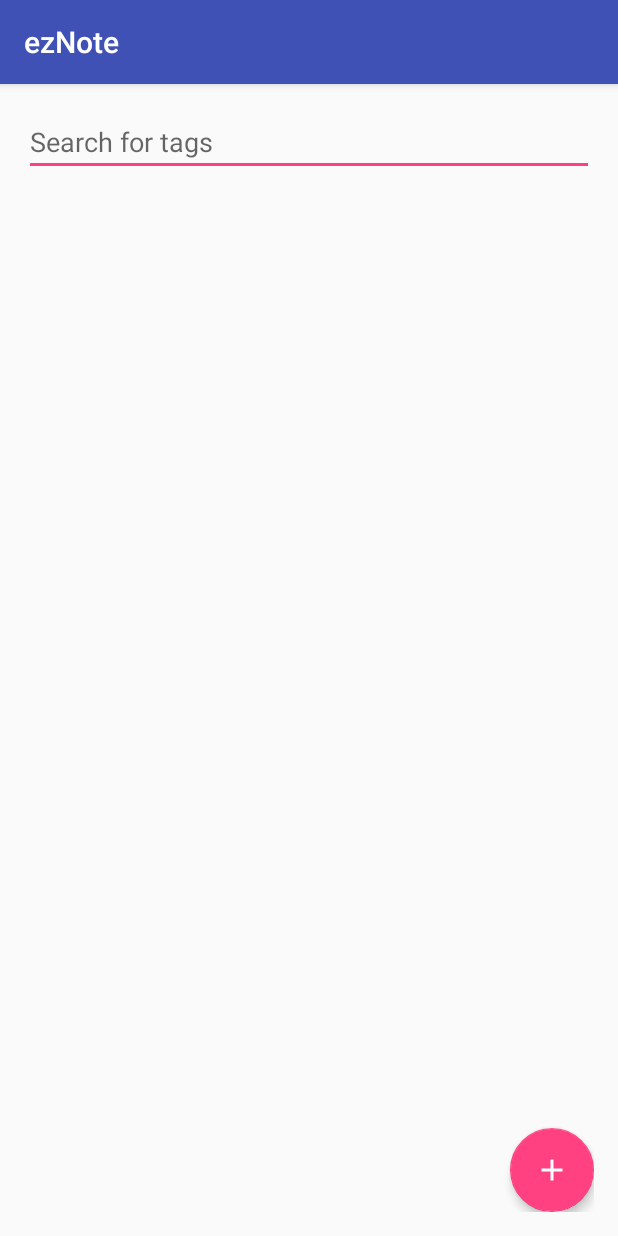
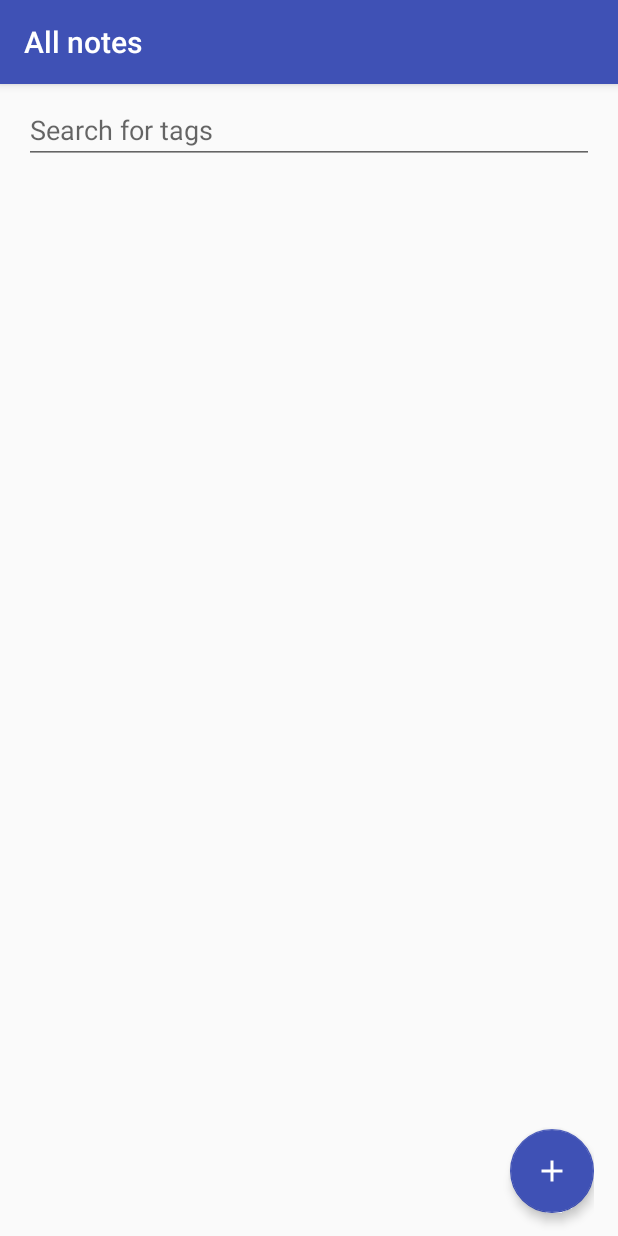
Before and after one commit to Shlx/ezNote, an Android app: the screen it shows after launch (NoteListActivity), on a phone screen of 412 x 824 dp. Run offline under Robolectric (Android 15) with nearby library versions, the phone set to English and light mode, and no system bars.

Commit message:
Changes to a lot of stuff
- "Search for tags" hint now disappears when the text field is selected
(TODO: Deselect when the user hides the keyboard
- Changed activity's title when searching for tags (e.g. number of
results)
- Remade getFormattedDate(): now returns a date on notes older than a
day, and a time on more recent notes
- Now only allows long click on list items that aren't long clicked yet
- Hides the date when the X to delete a note is shown (after long
click), show the date again after the X disappears
- Overloaded getNotesTaggedWith(String tag) so a single tag can be
searched more easily. If there is no list of notes passed as an
argument, search within all notes
- Redid access to the SharedPreferences editor. Now there is a commit
for every edit
- Increased size of the delete button
- Changed the look of some contentviews
- Set accent color to another hue of blue
- New dimens constants for a small and large margin

```diff
--- a/app/src/main/java/marvin/ezNote/activity/NoteListActivity.java
+++ b/app/src/main/java/marvin/ezNote/activity/NoteListActivity.java
@@ -13,6 +13,7 @@ import android.widget.ListView;
 import java.util.Arrays;
 import java.util.List;
 
+import marvin.ezNote.ezNote;
 import marvin.ezNote.note.NoteAdapter;
 import marvin.ezNote.R;
 import marvin.ezNote.note.Note;
@@ -29,7 +30,7 @@ public class NoteListActivity extends AppCompatActivity {
     ListView listViewNotes;
     NoteAdapter noteAdapter;
 
-    public List<Note> allNotes;
+    public static List<Note> allNotes;
 
     @Override
     public void onCreate(Bundle savedInstanceState) {
@@ -39,8 +40,20 @@ public class NoteListActivity extends AppCompatActivity {
         noteHandler = new NoteHandler(this);
         //noteHandler.delete(); // Delete EVERYTHING
 
+        setTitle("All notes");
+
         editTextSearchTags = (EditText) findViewById(R.id.editTextSearchTags);
         addTagTextWatcher();
+        editTextSearchTags.setOnFocusChangeListener(new View.OnFocusChangeListener() {
+            @Override
+            public void onFocusChange(View v, boolean hasFocus) {
+                if (hasFocus){
+                    editTextSearchTags.setHint("");
+                } else {
+                    editTextSearchTags.setHint(ezNote.getContext().getResources().getString(R.string.search_for_tags));
+                }
+            }
+        });
         listViewNotes = (ListView) findViewById(R.id.listViewNotes);
 
     }
@@ -48,7 +61,10 @@ public class NoteListActivity extends AppCompatActivity {
     @Override
     public void onResume() {
         super.onResume();
+        allNotes = noteHandler.getAllNotes();
         getWindow().setSoftInputMode(WindowManager.LayoutParams.SOFT_INPUT_STATE_HIDDEN);
+        View current = getCurrentFocus();
+        if (current != null) current.clearFocus();
         showAllNotes();
         editTextSearchTags.setText("");
     }
@@ -61,7 +77,6 @@ public class NoteListActivity extends AppCompatActivity {
     }
 
     private void showAllNotes() {
-        allNotes = noteHandler.getAllNotes();
         showNotes(allNotes);
     }
 
@@ -84,8 +99,11 @@ public class NoteListActivity extends AppCompatActivity {
             public void onTextChanged(CharSequence s, int start, int before, int count) {
                 if (s.length() > 0) {
                     showTaggedNotes(s.toString());
+                    int tagCount = noteHandler.getNotesTaggedWith(s.toString()).size();
+                    setTitle("Tagged with \"" + s + "\" (" + tagCount + ")");
                 } else {
                     showAllNotes();
+                    setTitle("All notes");
                 }
             }
 
--- a/app/src/main/java/marvin/ezNote/note/NotePrefs.java
+++ b/app/src/main/java/marvin/ezNote/note/NotePrefs.java
@@ -33,11 +33,10 @@ class NotePrefs {
         if (settings == null) {
             settings = ctx.getSharedPreferences(PREFS_NAME, Context.MODE_PRIVATE);
         }
-
-        editor = settings.edit();
     }
 
     public void delete() {
+        editor = settings.edit();
         if (!editor.clear().commit()) {
             throw new RuntimeException("Could not clear the editor");
         }
@@ -55,6 +54,7 @@ class NotePrefs {
 
     /** Updates the ID, Note HashMap */
     private void updateNotes(HashMap<Integer, Note> idToNote) {
+        editor = settings.edit();
         if (!editor.putString(ALL_NOTES, gson.toJson(idToNote)).commit()) {
             throw new RuntimeException("Could not write notes to preferences");
         }
@@ -102,6 +102,7 @@ class NotePrefs {
     /** Increase the current ID and return it */
     private int nextId() {
         int nextId = getCurrentId() + 1;
+        editor = settings.edit();
         if (!editor.putString(CURRENT_ID, gson.toJson(nextId)).commit()) {
             throw new RuntimeException("Could not write current ID to preferences");
         }
@@ -125,6 +126,7 @@ class NotePrefs {
 
     /** Save all tags */
     private void updateTagCounts(HashMap<String, Integer> tagToCount) {
+        editor = settings.edit();
         if (!editor.putString(ALL_TAGS, gson.toJson(tagToCount)).commit()) {
             throw new RuntimeException("Could not write tag counts");
         }
--- a/app/src/main/res/layout/contentview_note_list.xml
+++ b/app/src/main/res/layout/contentview_note_list.xml
@@ -4,15 +4,27 @@
     xmlns:app="http://schemas.android.com/apk/res-auto"
     android:layout_width="match_parent"
     android:layout_height="match_parent"
-    android:padding="@dimen/activity_vertical_margin"
-    tools:context="marvin.ezNote.activity.NoteListActivity">
+    android:paddingLeft="@dimen/large_margin"
+    android:paddingRight="@dimen/large_margin"
+    android:paddingTop="@dimen/small_margin"
+    tools:context="marvin.ezNote.activity.NoteListActivity"
+    android:focusable="true"
+    android:focusableInTouchMode="true">
 
-    <EditText
-        android:id="@+id/editTextSearchTags"
+    <LinearLayout
         android:layout_width="match_parent"
-        android:layout_height="wrap_content"
-        android:hint="@string/search_for_tags"
-        android:inputType="textNoSuggestions" />
+        android:layout_height="match_parent"
+        android:orientation="horizontal">
+
+        <EditText
+            android:id="@+id/editTextSearchTags"
+            android:layout_width="match_parent"
+            android:layout_height="wrap_content"
+            android:hint="@string/search_for_tags"
+            android:inputType="textNoSuggestions"
+            android:cursorVisible="false" />
+
+    </LinearLayout>
 
     <android.support.design.widget.FloatingActionButton
         android:id="@+id/myFAB"
@@ -23,15 +35,28 @@
         app:elevation="4dp"
         android:layout_alignParentBottom="true"
         android:layout_alignParentRight="true"
-        android:layout_alignParentEnd="true" />
+        android:layout_marginBottom="15dp" />
+
+    <!-- Horrible hack -->
+
+    <Space
+        android:id="@+id/spaceAboveList"
+        android:layout_width="match_parent"
+        android:layout_height="50dp" />
 
     <ListView
         android:id="@+id/listViewNotes"
         android:layout_width="match_parent"
         android:layout_height="match_parent"
+        android:paddingLeft="@dimen/small_margin"
+        android:paddingRight="@dimen/small_margin"
+        android:scrollbars="none"
+        android:divider="@null"
+        android:dividerHeight="0dp"
+        android:listSelector="@android:color/transparent"
+        android:overScrollMode="never"
         android:layout_alignParentLeft="true"
         android:layout_alignParentStart="true"
-        android:layout_below="@+id/editTextSearchTags"
-        android:layout_marginTop="28dp" />
+        android:layout_below="@+id/spaceAboveList" />
 
 </RelativeLayout>
--- a/app/src/main/res/layout/contentview_view_note.xml
+++ b/app/src/main/res/layout/contentview_view_note.xml
@@ -7,7 +7,7 @@
     <RelativeLayout
         android:layout_width="match_parent"
         android:layout_height="match_parent"
-        android:padding="@dimen/activity_vertical_margin" >
+        android:padding="@dimen/small_margin" >
 
         <EditText
             android:id="@+id/editTextNoteTitle"
--- a/app/src/main/res/values/colors.xml
+++ b/app/src/main/res/values/colors.xml
@@ -2,5 +2,6 @@
 <resources>
     <color name="colorPrimary">#3F51B5</color>
     <color name="colorPrimaryDark">#303F9F</color>
-    <color name="colorAccent">#FF4081</color>
+    <color name="colorAccent">#3F51B5</color>
+    <!-- #FF4081 -->
 </resources>
--- a/app/src/main/res/values/dimens.xml
+++ b/app/src/main/res/values/dimens.xml
@@ -1,5 +1,5 @@
 <resources>
     <!-- Default screen margins, per the Android Design guidelines. -->
-    <dimen name="activity_horizontal_margin">16dp</dimen>
-    <dimen name="activity_vertical_margin">16dp</dimen>
+    <dimen name="large_margin">16dp</dimen>
+    <dimen name="small_margin">8dp</dimen>
 </resources>
```
Also changed, not shown: app/src/main/java/marvin/ezNote/activity/ViewNoteActivity.java (+5 -2 lines), app/src/main/java/marvin/ezNote/note/Note.java (+18 -2 lines), app/src/main/java/marvin/ezNote/note/NoteAdapter.java (+39 -10 lines), app/src/main/java/marvin/ezNote/note/NoteHandler.java (+11 -0 lines), app/src/main/res/drawable/delete.xml (+3 -8 lines), app/src/main/res/layout/list_item_note.xml (+15 -5 lines).
